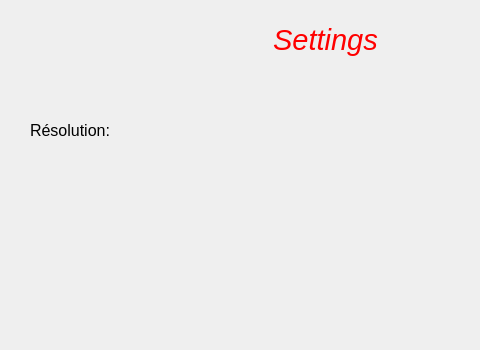
Before: the Qt Designer form settings.ui in hbollon/Tales_Of_A_Survivor, drawn with Qt 5; both pictures show x 0 to 480 and y 0 to 350 of the 651 by 464 pixel window.
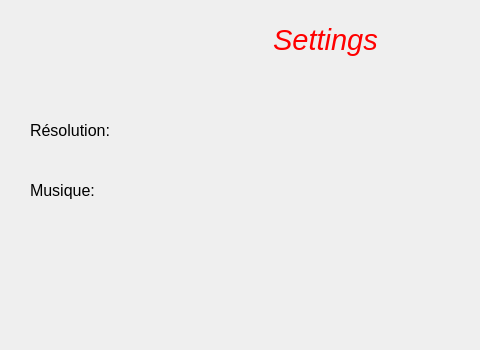
After: the same form once the commit is applied.

Diff of the .ui file:
```diff
--- a/settings.ui
+++ b/settings.ui
@@ -55,6 +55,19 @@
     <string>&lt;html&gt;&lt;head/&gt;&lt;body&gt;&lt;p&gt;&lt;span style=&quot; font-size:12pt;&quot;&gt;Résolution:&lt;/span&gt;&lt;/p&gt;&lt;/body&gt;&lt;/html&gt;</string>
    </property>
   </widget>
+  <widget class="QLabel" name="label_3">
+   <property name="geometry">
+    <rect>
+     <x>30</x>
+     <y>180</y>
+     <width>81</width>
+     <height>21</height>
+    </rect>
+   </property>
+   <property name="text">
+    <string>&lt;html&gt;&lt;head/&gt;&lt;body&gt;&lt;p&gt;&lt;span style=&quot; font-size:12pt;&quot;&gt;Musique:&lt;/span&gt;&lt;/p&gt;&lt;/body&gt;&lt;/html&gt;</string>
+   </property>
+  </widget>
  </widget>
  <resources/>
  <connections>
```
